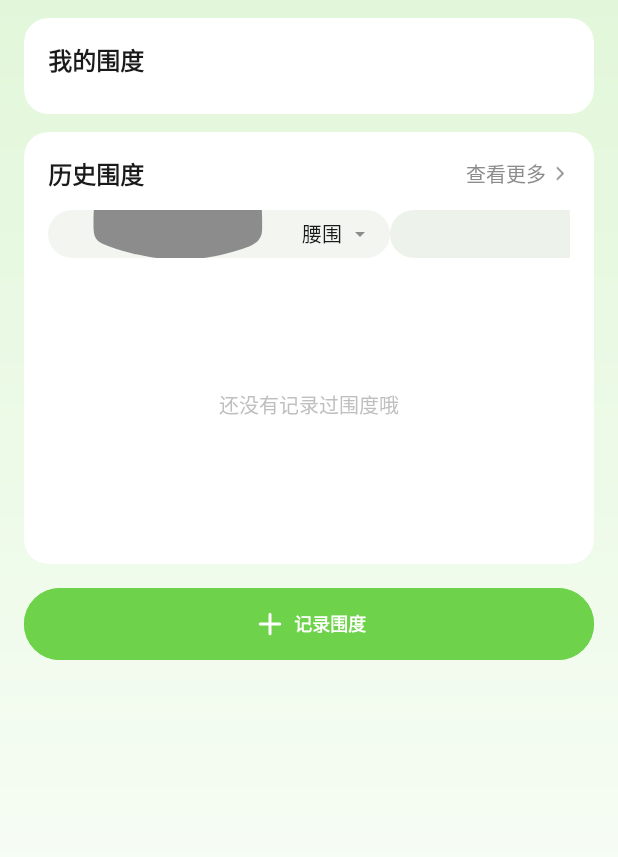
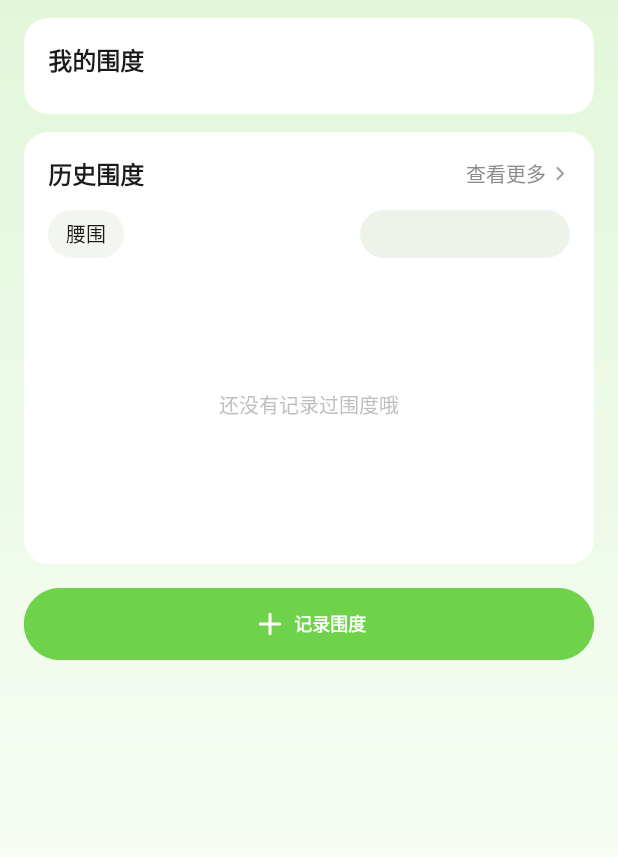
Before and after one commit to MengFuFu/CalorieApp, an Android app: the layout view_weight_body.xml on its own in the app's theme, with its tools: preview values and no code run, on a phone screen of 412 x 824 dp. Shown: the top 857 px of the screen. Run offline under Robolectric (Android 15) with nearby library versions, the phone set to English and light mode, and no system bars.

Commit message:
部位图标归一到 24dp，胶囊与下拉尺寸正确

```diff
--- a/app/src/main/java/com/mh/calorie/ui/widget/BodyPartPickerPopup.kt
+++ b/app/src/main/java/com/mh/calorie/ui/weight/body/BodyPartPickerPopup.kt
@@ -1,6 +1,5 @@
 package com.mh.calorie.ui.weight.body
 
-import android.graphics.drawable.ColorDrawable
 import android.view.LayoutInflater
 import android.view.View
 import android.view.ViewGroup
--- a/app/src/main/res/drawable/ic_body_calf.xml
+++ b/app/src/main/res/drawable/ic_body_calf.xml
@@ -1,7 +1,7 @@
 <?xml version="1.0" encoding="utf-8"?>
 <vector xmlns:android="http://schemas.android.com/apk/res/android"
-    android:width="189dp"
-    android:height="175dp"
+    android:width="24dp"
+    android:height="24dp"
     android:viewportWidth="189"
     android:viewportHeight="175">
 
--- a/app/src/main/res/drawable/ic_body_chest.xml
+++ b/app/src/main/res/drawable/ic_body_chest.xml
@@ -1,7 +1,7 @@
 <vector xmlns:android="http://schemas.android.com/apk/res/android"
     xmlns:aapt="http://schemas.android.com/aapt"
-    android:width="157dp"
-    android:height="159dp"
+    android:width="24dp"
+    android:height="24dp"
     android:viewportWidth="157"
     android:viewportHeight="159">
 
--- a/app/src/main/res/drawable/ic_body_hip.xml
+++ b/app/src/main/res/drawable/ic_body_hip.xml
@@ -1,7 +1,7 @@
 <vector xmlns:android="http://schemas.android.com/apk/res/android"
     xmlns:aapt="http://schemas.android.com/aapt"
-    android:width="165dp"
-    android:height="163dp"
+    android:width="24dp"
+    android:height="24dp"
     android:viewportWidth="165"
     android:viewportHeight="163">
 
--- a/app/src/main/res/drawable/ic_body_thigh.xml
+++ b/app/src/main/res/drawable/ic_body_thigh.xml
@@ -1,7 +1,7 @@
 <vector xmlns:android="http://schemas.android.com/apk/res/android"
     xmlns:aapt="http://schemas.android.com/aapt"
-    android:width="133dp"
-    android:height="142dp"
+    android:width="24dp"
+    android:height="24dp"
     android:viewportWidth="133"
     android:viewportHeight="142">
 
--- a/app/src/main/res/drawable/ic_body_waist.xml
+++ b/app/src/main/res/drawable/ic_body_waist.xml
@@ -1,7 +1,7 @@
 <vector xmlns:android="http://schemas.android.com/apk/res/android"
     xmlns:aapt="http://schemas.android.com/aapt"
-    android:width="153dp"
-    android:height="142dp"
+    android:width="24dp"
+    android:height="24dp"
     android:viewportWidth="153"
     android:viewportHeight="142">
 
--- a/app/src/main/res/layout/item_body_part.xml
+++ b/app/src/main/res/layout/item_body_part.xml
@@ -23,8 +23,7 @@
                 android:layout_height="32dp"
                 android:layout_gravity="start|top"
                 android:contentDescription="@null"
-                android:src="@drawable/ic_body_waist"
-                app:tint="@color/text_primary" />
+                android:src="@drawable/ic_body_waist" />
 
             <ImageView
                 android:id="@+id/btnAddPart"
--- a/app/src/main/res/layout/item_body_part_picker_row.xml
+++ b/app/src/main/res/layout/item_body_part_picker_row.xml
@@ -17,8 +17,7 @@
         android:layout_width="20dp"
         android:layout_height="20dp"
         android:contentDescription="@null"
-        android:scaleType="fitCenter"
-        app:tint="@color/text_primary" />
+        android:scaleType="fitCenter" />
 
     <TextView
         android:id="@+id/tvPartName"
--- a/app/src/main/res/layout/view_weight_body.xml
+++ b/app/src/main/res/layout/view_weight_body.xml
@@ -91,21 +91,17 @@
                     android:gravity="center_vertical"
                     android:orientation="horizontal">
 
-                    <!-- 部位下拉：下一步接选择器 -->
                     <TextView
                         android:id="@+id/tvBodyPartFilter"
                         android:layout_width="wrap_content"
                         android:layout_height="32dp"
                         android:background="@drawable/bg_chip_time"
-                        android:drawableStart="@drawable/ic_body_waist"
-                        android:drawableEnd="@drawable/ic_caret_down"
                         android:drawablePadding="@dimen/space_4"
                         android:gravity="center"
                         android:paddingHorizontal="@dimen/space_12"
                         android:text="@string/body_waist"
                         android:textColor="@color/text_primary"
-                        android:textSize="13sp"
-                        app:drawableTint="@color/text_secondary" />
+                        android:textSize="13sp" />
 
                     <View
                         android:layout_width="0dp"
```
Also changed, not shown: app/src/main/java/com/mh/calorie/ui/weight/record/WeightRecordFragment.kt (+14 -10 lines), app/src/main/java/com/mh/calorie/ui/widget/WeightChartView.kt (+7 -5 lines).
